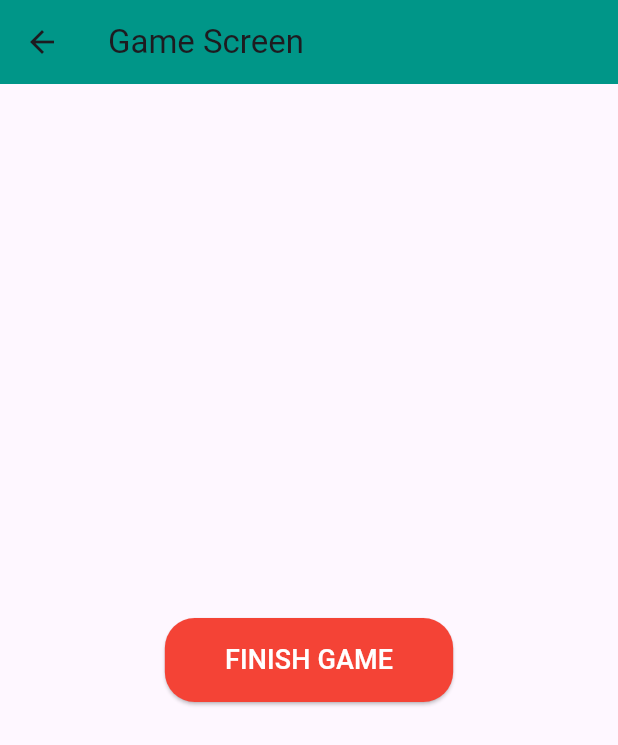
After one commit to Yengdp123/multiple_cell, a Flutter app: the screen it shows after launch, after a tap on "DIVIDE CELL", after a tap on "CONTINUE ANOTHER SESSION", on a phone screen of 412 x 824 dp. The commit adds this screen. Shown: the top 745 px of the screen. Run offline on Flutter 3.47's test engine with Material 3 defaults, Android fonts, the phone set to English and light mode, and no system bars; our stand-ins replace assets_audio_player, lottie.

Commit message:
final commit

```diff
--- /dev/null
+++ b/lib/game_screen.dart
@@ -0,0 +1,36 @@
+import 'package:flutter/material.dart';
+
+class GameScreen extends StatelessWidget {
+  final VoidCallback onFinishGame;
+
+  const GameScreen({super.key, required this.onFinishGame});
+
+  @override
+  Widget build(BuildContext context) {
+    return Scaffold(
+      appBar: AppBar(
+        title: const Text('Game Screen'),
+        backgroundColor: Colors.teal,
+      ),
+      body: Center(
+        child: ElevatedButton(
+          style: ElevatedButton.styleFrom(
+            backgroundColor: Colors.red, // Red to indicate finishing the game
+            padding: const EdgeInsets.symmetric(horizontal: 40, vertical: 15),
+            shape: RoundedRectangleBorder(
+              borderRadius: BorderRadius.circular(20),
+            ),
+          ),
+          onPressed: () {
+            onFinishGame(); // Callback to reset the "Divide Cell" button
+            Navigator.pop(context); // Navigate back to the home screen
+          },
+          child: const Text(
+            'FINISH GAME',
+            style: TextStyle(fontSize: 18, color: Colors.white),
+          ),
+        ),
+      ),
+    );
+  }
+}
--- a/lib/main.dart
+++ b/lib/main.dart
@@ -1,6 +1,7 @@
 import 'package:flutter/material.dart';
 import 'package:lottie/lottie.dart';
 import 'package:assets_audio_player/assets_audio_player.dart';
+import 'game_screen.dart'; // Import the GameScreen
 
 void main() {
   runApp(MyApp());
@@ -27,9 +28,9 @@ class ThirdScreen extends StatefulWidget {
 class _ThirdScreenState extends State<ThirdScreen> with SingleTickerProviderStateMixin {
   late final AnimationController _animationController;
   late final Animation<double> _scaleAnimation;
-  final AssetsAudioPlayer _audioPlayer = AssetsAudioPlayer(); // Create an AssetsAudioPlayer instance
+  final AssetsAudioPlayer _audioPlayer = AssetsAudioPlayer();
   int cellCount = 1; // Start with one cell
-  bool isGameCompleted = false; // Tracks game session completion
+  bool hasDivideCellButtonBeenUsed = false; // Tracks if the "Divide Cell" button has been used
 
   @override
   void initState() {
@@ -39,7 +40,6 @@ class _ThirdScreenState extends State<ThirdScreen> with SingleTickerProviderStat
       duration: const Duration(seconds: 1),
     );
 
-    // Define a scaling animation
     _scaleAnimation = Tween<double>(begin: 1.0, end: 1.5).animate(
       CurvedAnimation(
         parent: _animationController,
@@ -47,12 +47,10 @@ class _ThirdScreenState extends State<ThirdScreen> with SingleTickerProviderStat
       ),
     );
 
-    // Add a listener to update the UI after animation ends
     _animationController.addStatusListener((status) {
-      if (status == AnimationStatus.completed && isGameCompleted) {
+      if (status == AnimationStatus.completed) {
         setState(() {
-          cellCount++; // Increment cell count
-          isGameCompleted = false; // Reset game completion status
+          cellCount++; // Increment cell count after the animation
         });
       }
     });
@@ -61,27 +59,44 @@ class _ThirdScreenState extends State<ThirdScreen> with SingleTickerProviderStat
   @override
   void dispose() {
     _animationController.dispose();
-    _audioPlayer.dispose(); // Dispose the audio player instance
+    _audioPlayer.dispose();
     super.dispose();
   }
 
-  // Function to play the button click sound
   void _playButtonClickSound() {
     _audioPlayer.open(
-      Audio("assetss/animations/Tap.mp3"), // Specify the audio file
-      autoStart: true, // Start playing automatically
-      showNotification: false, // Don't show notification
+      Audio("assetss/animations/Tap.mp3"),
+      autoStart: true,
+      showNotification: false,
     );
   }
 
-  // Simulating game session completion
-  void completeGameSession() {
+  void divideCell() {
+    if (!hasDivideCellButtonBeenUsed) {
       setState(() {
-      isGameCompleted = true; // Mark the game session as completed
+        hasDivideCellButtonBeenUsed = true; // Mark the button as used
       });
-    _playButtonClickSound(); // Play sound when button is clicked
+      _playButtonClickSound(); // Play sound effect
       _animationController.reset();
-    _animationController.forward(); // Trigger the multiplication animation
+      _animationController.forward(); // Start the scaling animation
+    }
+  }
+
+  void continueAnotherSession() {
+    _playButtonClickSound(); // Play sound effect for "Continue Another Session"
+    Navigator.push(
+      context,
+      MaterialPageRoute(
+        builder: (context) => GameScreen(
+          onFinishGame: () {
+            // When "Finish Game" is pressed, reset the "Divide Cell" button
+            setState(() {
+              hasDivideCellButtonBeenUsed = false;
+            });
+          },
+        ),
+      ), // Navigate to GameScreen
+    );
   }
 
   @override
@@ -111,9 +126,7 @@ class _ThirdScreenState extends State<ThirdScreen> with SingleTickerProviderStat
                       animation: _scaleAnimation,
                       builder: (context, child) {
                         return Transform.scale(
-                          scale: (index == cellCount - 1 && isGameCompleted)
-                              ? _scaleAnimation.value
-                              : 1.0, // Scale only the latest cell during animation
+                          scale: (index == cellCount - 1) ? _scaleAnimation.value : 1.0,
                           child: Lottie.asset(
                             'assetss/animations/cellwiggle.json',
                             width: 100,
@@ -125,61 +138,36 @@ class _ThirdScreenState extends State<ThirdScreen> with SingleTickerProviderStat
                   }),
                 ),
                 const SizedBox(height: 20),
-                if (cellCount > 1) ...[
                 ElevatedButton(
                   style: ElevatedButton.styleFrom(
-                      backgroundColor: Colors.blue,
+                    backgroundColor: hasDivideCellButtonBeenUsed
+                        ? Colors.grey // Disabled state
+                        : Colors.blue, // Active state
                     shape: RoundedRectangleBorder(
                       borderRadius: BorderRadius.circular(20),
                     ),
                     padding: const EdgeInsets.symmetric(horizontal: 40, vertical: 15),
                   ),
-                    onPressed: () {
-                      _playButtonClickSound(); // Play sound when button is clicked
-                      // Placeholder for Home functionality
-                      print("Home button pressed (not yet connected)");
-                    },
+                  onPressed:
+                  hasDivideCellButtonBeenUsed ? null : divideCell, // Disable button permanently if clicked
                   child: const Text(
-                      'HOME',
+                    'DIVIDE CELL', // Button label
                     style: TextStyle(fontSize: 18, color: Colors.white),
                   ),
                 ),
                 const SizedBox(height: 10),
                 ElevatedButton(
                   style: ElevatedButton.styleFrom(
-                      backgroundColor: Colors.green,
+                    backgroundColor: Colors.orange,
                     shape: RoundedRectangleBorder(
                       borderRadius: BorderRadius.circular(20),
                     ),
                     padding: const EdgeInsets.symmetric(horizontal: 40, vertical: 15),
                   ),
-                    onPressed: () {
-                      _playButtonClickSound(); // Play sound when button is clicked
-                      // Placeholder for Continue Session functionality
-                      print("Continue Session button pressed (not yet connected)");
-                    },
+                  onPressed: continueAnotherSession, // Action for the "Continue Another Session" button
                   child: const Text(
-                      'CONTINUE SESSION',
+                    'CONTINUE ANOTHER SESSION', // Button label
                     style: TextStyle(fontSize: 18, color: Colors.white),
-                    ),
-                  ),
-                ],
-                if (cellCount == 1)
-                  ElevatedButton(
-                    style: ElevatedButton.styleFrom(
-                      backgroundColor: Colors.green,
-                      shape: RoundedRectangleBorder(
-                        borderRadius: BorderRadius.circular(20),
-                      ),
-                      padding: const EdgeInsets.symmetric(horizontal: 40, vertical: 15),
-                    ),
-                    onPressed: () {
-                      _playButtonClickSound(); // Play sound when button is clicked
-                      completeGameSession();
-                    },
-                    child: const Text(
-                      'COMPLETE SESSION',
-                      style: TextStyle(fontSize: 18, color: Colors.black),
                   ),
                 ),
               ],
```
Also changed, not shown: pubspec.yaml (line endings or trailing spaces). Lines whose indentation alone changed are shown as unchanged.
